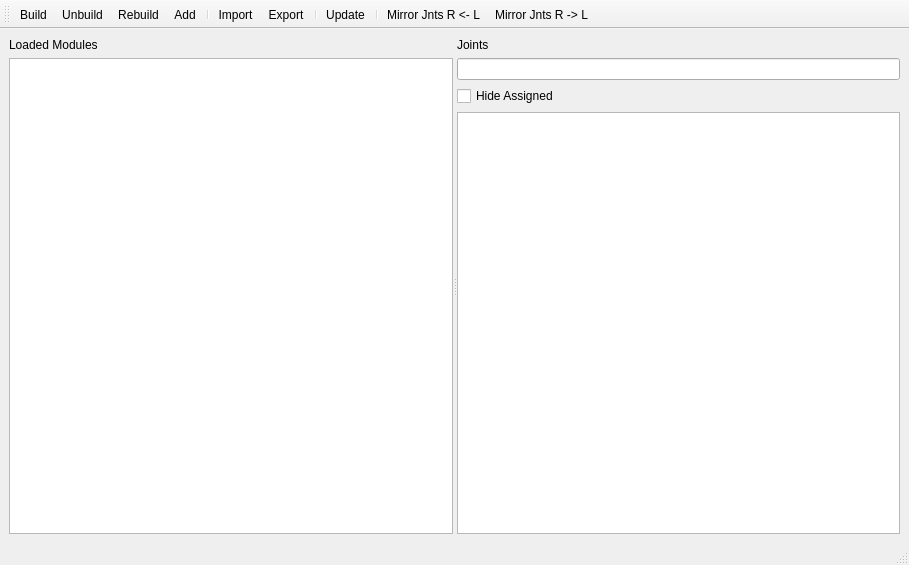
renaudll/omtk, file scripts/omtk/ui.ui: the form before one commit.
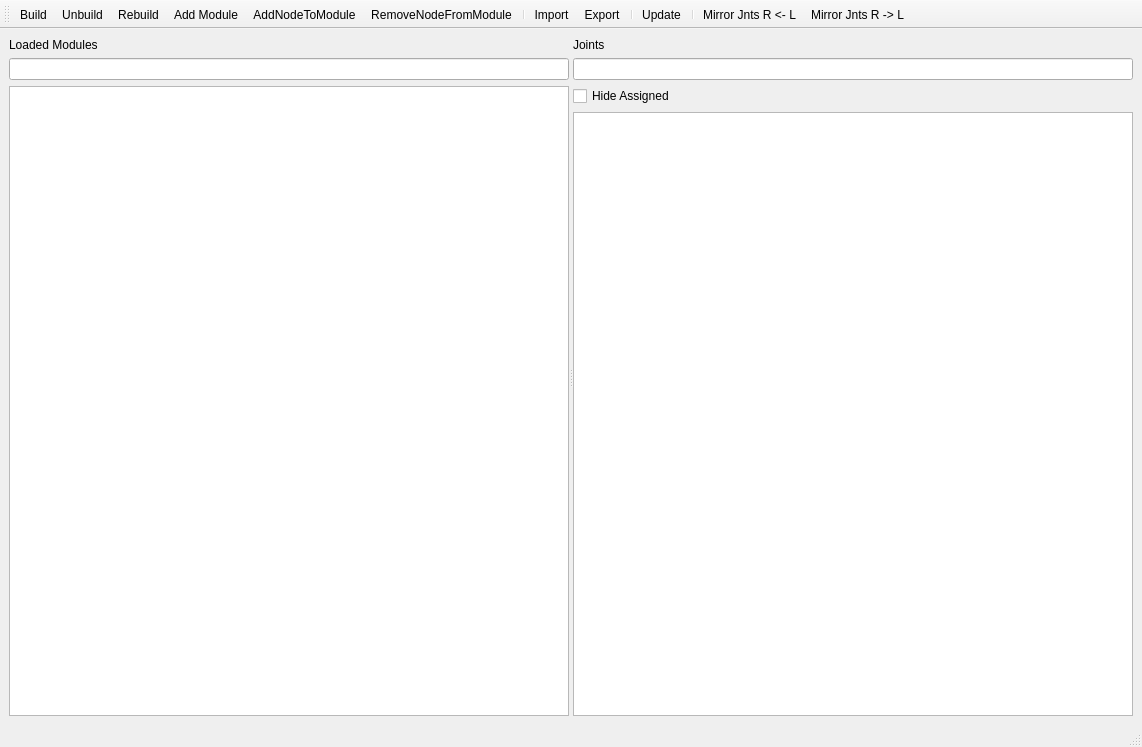
The form after the commit.

Commit message: add decorator for exposing function in uiLogic rigFace: use avars for macro ctrls, their connection to micro avars are now via driven keys, this allow easier customization tweak facial ctrl naming uiLogic: add "addNodeToModule, removeNodeFromModule WARNING: rigNose was not tested and is surely BROKEN

Patch:
```diff
--- a/scripts/omtk/ui.ui
+++ b/scripts/omtk/ui.ui
@@ -6,8 +6,8 @@
    <rect>
     <x>0</x>
     <y>0</y>
-    <width>909</width>
-    <height>565</height>
+    <width>1142</width>
+    <height>747</height>
    </rect>
   </property>
   <property name="windowTitle">
@@ -29,6 +29,9 @@
           </property>
          </widget>
         </item>
+        <item>
+         <widget class="QLineEdit" name="lineEdit_search_modules"/>
+        </item>
         <item>
          <widget class="QTreeWidget" name="treeWidget">
           <attribute name="headerVisible">
@@ -91,8 +94,8 @@
     <rect>
      <x>0</x>
      <y>0</y>
-     <width>909</width>
-     <height>25</height>
+     <width>1142</width>
+     <height>26</height>
     </rect>
    </property>
   </widget>
@@ -110,7 +113,9 @@
    <addaction name="actionBuild"/>
    <addaction name="actionUnbuild"/>
    <addaction name="actionRebuild"/>
-   <addaction name="actionAdd"/>
+   <addaction name="actionCreateModule"/>
+   <addaction name="actionAddNodeToModule"/>
+   <addaction name="actionRemoveNodeFromModule"/>
    <addaction name="separator"/>
    <addaction name="actionImport"/>
    <addaction name="actionExport"/>
@@ -153,9 +158,9 @@
     <string>Update</string>
    </property>
   </action>
-  <action name="actionAdd">
+  <action name="actionCreateModule">
    <property name="text">
-    <string>Add</string>
+    <string>Add Module</string>
    </property>
   </action>
   <action name="actionMirrorJntsLToR">
@@ -174,6 +179,16 @@
     <string>Mirror Jnts R -&gt; L</string>
    </property>
   </action>
+  <action name="actionAddNodeToModule">
+   <property name="text">
+    <string>AddNodeToModule</string>
+   </property>
+  </action>
+  <action name="actionRemoveNodeFromModule">
+   <property name="text">
+    <string>RemoveNodeFromModule</string>
+   </property>
+  </action>
  </widget>
  <resources/>
  <connections/>
```
The commit also changes 12 other files.
